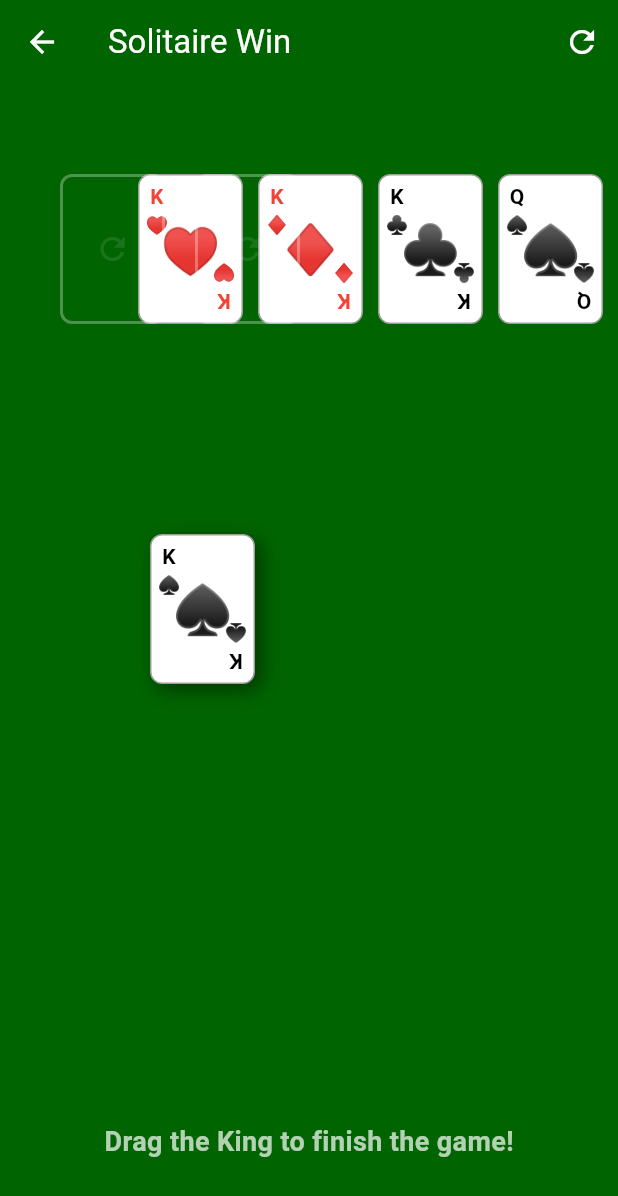
After one commit to could-ai/019ba0b8-baa3-7dbe-b1f1-19b15299509b, a Flutter app: the SolitaireWinGame screen opened by its route, on a phone screen of 412 x 824 dp. The commit adds this screen. Shown: the top 1196 px of the screen. Run offline on Flutter 3.47's test engine with Material 3 defaults, Android fonts, the phone set to English and light mode, and no system bars.

Commit message:
Created SolitaireWinGame with a pre-set winning scenario. Implemented drag-and-drop mechanics for the final card and a custom painter for the classic bouncing card winning animation.; Added Solitaire Win game route and menu card to main.dart.

```diff
--- /dev/null
+++ b/usr/lib/games/solitaire_win_game.dart
@@ -0,0 +1,423 @@
+import 'dart:async';
+import 'dart:math';
+import 'dart:ui' as ui;
+import 'package:flutter/material.dart';
+
+class SolitaireWinGame extends StatefulWidget {
+  const SolitaireWinGame({super.key});
+
+  @override
+  State<SolitaireWinGame> createState() => _SolitaireWinGameState();
+}
+
+class _SolitaireWinGameState extends State<SolitaireWinGame> with TickerProviderStateMixin {
+  // Game State
+  bool isWon = false;
+  bool isDragging = false;
+
+  // The final card (King of Spades)
+  Offset kingPosition = const Offset(100, 300); // Initial position on tableau
+  final Offset targetPosition = const Offset(280, 50); // Approximate position of 4th foundation
+
+  // Animation
+  late Ticker _ticker;
+  List<BouncingCard> bouncingCards = [];
+  int cardSpawnIndex = 0; // 0 to 51 (or however many we spawn)
+  double timeSinceLastSpawn = 0;
+
+  // Card dimensions
+  static const double cardWidth = 70;
+  static const double cardHeight = 100;
+
+  @override
+  void initState() {
+    super.initState();
+    _ticker = createTicker(_onTick);
+  }
+
+  @override
+  void dispose() {
+    _ticker.dispose();
+    super.dispose();
+  }
+
+  void _onTick(Duration elapsed) {
+    if (!isWon) return;
+
+    setState(() {
+      // 1. Spawn new cards periodically
+      // We want to spawn from the 4 foundation piles in sequence or random
+      // Let's spawn one every few frames
+      timeSinceLastSpawn += 1;
+      if (timeSinceLastSpawn > 5 && cardSpawnIndex < 52) { // Spawn limit
+        timeSinceLastSpawn = 0;
+        _spawnBouncingCard();
+        cardSpawnIndex++;
+      }
+
+      // 2. Update physics for all existing cards
+      for (var card in bouncingCards) {
+        card.update(MediaQuery.of(context).size);
+      }
+
+      // Remove cards that have settled or gone off screen (optional, but keeps performance up)
+      // bouncingCards.removeWhere((c) => c.x > MediaQuery.of(context).size.width + 100);
+    });
+  }
+
+  void _spawnBouncingCard() {
+    // Cycle through the 4 foundation positions
+    // Let's assume 4 piles at top right
+    // We'll approximate their positions based on screen width
+    double screenWidth = MediaQuery.of(context).size.width;
+    double startX = screenWidth - 50 - (cardSpawnIndex % 4) * (cardWidth + 10);
+    double startY = 60; // Top area
+
+    // Random velocity
+    Random rng = Random();
+    double vx = (rng.nextDouble() * 10 - 5); // -5 to 5 horizontal
+    if (vx.abs() < 2) vx = vx < 0 ? -3 : 3; // Ensure some horizontal movement
+
+    // Initial jump
+    double vy = - (rng.nextDouble() * 5 + 5); // Upward burst
+
+    // Card Visuals
+    // Cycle suits and ranks just for visuals
+    int suit = cardSpawnIndex % 4;
+    int rank = 13 - (cardSpawnIndex ~/ 4); // Count down kings to aces roughly
+    if (rank < 1) rank = 1;
+
+    bouncingCards.add(BouncingCard(
+      x: startX,
+      y: startY,
+      vx: vx,
+      vy: vy,
+      suit: suit,
+      rank: rank,
+    ));
+  }
+
+  void _checkWinCondition() {
+    // Simple distance check
+    double dx = kingPosition.dx - targetPosition.dx;
+    double dy = kingPosition.dy - targetPosition.dy;
+    double distance = sqrt(dx*dx + dy*dy);
+
+    if (distance < 50) {
+      // Snap to target
+      setState(() {
+        kingPosition = targetPosition;
+        isWon = true;
+      });
+      _ticker.start();
+    } else {
+      // Reset to initial if dropped elsewhere
+      setState(() {
+        kingPosition = const Offset(100, 300);
+      });
+    }
+  }
+
+  @override
+  Widget build(BuildContext context) {
+    Size size = MediaQuery.of(context).size;
+
+    // Calculate foundation positions dynamically
+    double foundationY = 60;
+    double spacing = 10;
+    // 4 piles on the right
+    List<Offset> foundations = [];
+    for(int i=0; i<4; i++) {
+      foundations.add(Offset(size.width - (cardWidth + spacing) * (4-i), foundationY));
+    }
+    // Update target to the last one (Spades)
+    // Actually let's make the last one the target
+    Offset finalFoundation = foundations[3];
+
+    return Scaffold(
+      backgroundColor: const Color(0xFF006400), // Classic Green
+      appBar: AppBar(
+        title: const Text('Solitaire Win'),
+        backgroundColor: Colors.transparent,
+        elevation: 0,
+        foregroundColor: Colors.white,
+        actions: [
+          IconButton(
+            icon: const Icon(Icons.refresh),
+            onPressed: () {
+              setState(() {
+                isWon = false;
+                _ticker.stop();
+                bouncingCards.clear();
+                cardSpawnIndex = 0;
+                kingPosition = const Offset(40, 300); // Reset position
+              });
+            },
+          )
+        ],
+      ),
+      body: Stack(
+        children: [
+          // 1. Foundations (Background)
+          ...List.generate(3, (index) {
+            return Positioned(
+              left: foundations[index].dx,
+              top: foundations[index].dy,
+              child: _buildCardWidget(13, index, false), // Kings of Hearts, Diamonds, Clubs
+            );
+          }),
+          // The empty/target slot (Queen of Spades underneath)
+          Positioned(
+            left: finalFoundation.dx,
+            top: finalFoundation.dy,
+            child: _buildCardWidget(12, 3, false), // Queen of Spades
+          ),
+
+          // 2. Tableau / Other piles (Decoration)
+          Positioned(
+            left: 40,
+            top: 60,
+            child: _buildEmptySlot(), // Deck pile
+          ),
+           Positioned(
+            left: 130,
+            top: 60,
+            child: _buildEmptySlot(), // Discard pile
+          ),
+
+          // 3. The Bouncing Cards (Animation Layer)
+          if (isWon)
+            CustomPaint(
+              size: Size.infinite,
+              painter: BouncingCardsPainter(bouncingCards),
+            ),
+
+          // 4. The Draggable King (Interactive)
+          if (!isWon)
+            Positioned(
+              left: kingPosition.dx,
+              top: kingPosition.dy,
+              child: GestureDetector(
+                onPanUpdate: (details) {
+                  setState(() {
+                    kingPosition += details.delta;
+                  });
+                },
+                onPanEnd: (details) {
+                  // Check if close to the final foundation
+                  double dx = kingPosition.dx - finalFoundation.dx;
+                  double dy = kingPosition.dy - finalFoundation.dy;
+                  if (sqrt(dx*dx + dy*dy) < 60) {
+                    setState(() {
+                      kingPosition = finalFoundation;
+                      isWon = true;
+                    });
+                    _ticker.start();
+                  } else {
+                    // Snap back
+                     setState(() {
+                      kingPosition = const Offset(40, 300);
+                    });
+                  }
+                },
+                child: _buildCardWidget(13, 3, true), // King of Spades
+              ),
+            ),
+
+          // Instructions
+          if (!isWon)
+            const Positioned(
+              bottom: 50,
+              left: 0,
+              right: 0,
+              child: Center(
+                child: Text(
+                  "Drag the King to finish the game!",
+                  style: TextStyle(color: Colors.white70, fontSize: 18, fontWeight: FontWeight.bold),
+                ),
+              ),
+            )
+        ],
+      ),
+    );
+  }
+
+  Widget _buildCardWidget(int rank, int suit, bool shadow) {
+    // Suit: 0=Hearts, 1=Diamonds, 2=Clubs, 3=Spades
+    Color color = (suit == 0 || suit == 1) ? Colors.red : Colors.black;
+    String suitSymbol = ['♥', '♦', '♣', '♠'][suit];
+    String rankStr = _getRankString(rank);
+
+    return Container(
+      width: cardWidth,
+      height: cardHeight,
+      decoration: BoxDecoration(
+        color: Colors.white,
+        borderRadius: BorderRadius.circular(8),
+        border: Border.all(color: Colors.grey),
+        boxShadow: shadow ? [const BoxShadow(color: Colors.black45, blurRadius: 10, offset: Offset(4,4))] : [],
+      ),
+      child: Stack(
+        children: [
+          // Top Left
+          Positioned(
+            left: 4,
+            top: 4,
+            child: Column(
+              children: [
+                Text(rankStr, style: TextStyle(color: color, fontWeight: FontWeight.bold, fontSize: 14)),
+                Text(suitSymbol, style: TextStyle(color: color, fontSize: 12)),
+              ],
+            ),
+          ),
+          // Center Big
+          Center(
+            child: Text(suitSymbol, style: TextStyle(color: color, fontSize: 32)),
+          ),
+          // Bottom Right (Rotated)
+          Positioned(
+            right: 4,
+            bottom: 4,
+            child: Transform.rotate(
+              angle: pi,
+              child: Column(
+                children: [
+                  Text(rankStr, style: TextStyle(color: color, fontWeight: FontWeight.bold, fontSize: 14)),
+                  Text(suitSymbol, style: TextStyle(color: color, fontSize: 12)),
+                ],
+              ),
+            ),
+          ),
+        ],
+      ),
+    );
+  }
+
+  Widget _buildEmptySlot() {
+    return Container(
+      width: cardWidth,
+      height: cardHeight,
+      decoration: BoxDecoration(
+        border: Border.all(color: Colors.white30, width: 2),
+        borderRadius: BorderRadius.circular(8),
+      ),
+      child: const Center(
+        child: Icon(Icons.refresh, color: Colors.white10),
+      ),
+    );
+  }
+
+  String _getRankString(int rank) {
+    switch (rank) {
+      case 1: return 'A';
+      case 11: return 'J';
+      case 12: return 'Q';
+      case 13: return 'K';
+      default: return rank.toString();
+    }
+  }
+}
+
+class BouncingCard {
+  double x;
+  double y;
+  double vx;
+  double vy;
+  int suit;
+  int rank;
+
+  BouncingCard({
+    required this.x,
+    required this.y,
+    required this.vx,
+    required this.vy,
+    required this.suit,
+    required this.rank,
+  });
+
+  void update(Size screenSize) {
+    x += vx;
+    y += vy;
+    vy += 0.5; // Gravity
+
+    // Floor bounce
+    if (y + 100 > screenSize.height) { // 100 is approx card height
+      y = screenSize.height - 100;
+      vy = -vy * 0.85; // Bounce with energy loss
+    }
+
+    // Optional: Wall bounce
+    // if (x < 0 || x + 70 > screenSize.width) vx = -vx;
+  }
+}
+
+class BouncingCardsPainter extends CustomPainter {
+  final List<BouncingCard> cards;
+
+  BouncingCardsPainter(this.cards);
+
+  @override
+  void paint(Canvas canvas, Size size) {
+    for (var card in cards) {
+      _drawCard(canvas, card);
+    }
+  }
+
+  void _drawCard(Canvas canvas, BouncingCard card) {
+    final paint = Paint()
+      ..color = Colors.white
+      ..style = PaintingStyle.fill;
+
+    final borderPaint = Paint()
+      ..color = Colors.grey
+      ..style = PaintingStyle.stroke
+      ..strokeWidth = 1;
+
+    final rect = Rect.fromLTWH(card.x, card.y, 70, 100);
+
+    // Draw Card Body
+    canvas.drawRRect(RRect.fromRectAndRadius(rect, const Radius.circular(8)), paint);
+    canvas.drawRRect(RRect.fromRectAndRadius(rect, const Radius.circular(8)), borderPaint);
+
+    // Draw Content
+    _drawCardContent(canvas, card.x, card.y, card.rank, card.suit);
+  }
+
+  void _drawCardContent(Canvas canvas, double x, double y, int rank, int suit) {
+    Color color = (suit == 0 || suit == 1) ? Colors.red : Colors.black;
+    String suitSymbol = ['♥', '♦', '♣', '♠'][suit];
+    String rankStr = _getRankString(rank);
+
+    final textStyle = TextStyle(color: color, fontSize: 14, fontWeight: FontWeight.bold);
+    final symbolStyle = TextStyle(color: color, fontSize: 12);
+    final centerStyle = TextStyle(color: color, fontSize: 32);
+
+    // Helper for text painting
+    void drawText(String text, double dx, double dy, TextStyle style) {
+      final span = TextSpan(text: text, style: style);
+      final tp = TextPainter(text: span, textDirection: TextDirection.ltr);
+      tp.layout();
+      tp.paint(canvas, Offset(x + dx, y + dy));
+    }
+
+    // Top Left
+    drawText(rankStr, 5, 5, textStyle);
+    drawText(suitSymbol, 5, 20, symbolStyle);
+
+    // Center
+    drawText(suitSymbol, 20, 30, centerStyle); // Rough centering
+  }
+
+  String _getRankString(int rank) {
+    switch (rank) {
+      case 1: return 'A';
+      case 11: return 'J';
+      case 12: return 'Q';
+      case 13: return 'K';
+      default: return rank.toString();
+    }
+  }
+
+  @override
+  bool shouldRepaint(covariant BouncingCardsPainter oldDelegate) => true;
+}
--- a/usr/lib/main.dart
+++ b/usr/lib/main.dart
@@ -1,5 +1,6 @@
 import 'package:flutter/material.dart';
 import 'games/tetris_clear_game.dart';
+import 'games/solitaire_win_game.dart';
 
 void main() {
   runApp(const MyApp());
@@ -21,6 +22,7 @@ class MyApp extends StatelessWidget {
       routes: {
         '/': (context) => const MyHomePage(title: 'Satisfying Moments'),
         '/tetris_clear': (context) => const TetrisClearGame(),
+        '/solitaire_win': (context) => const SolitaireWinGame(),
       },
     );
   }
@@ -44,14 +46,17 @@ class _MyHomePageState extends State<MyHomePage> {
         title: Text(widget.title),
       ),
       body: Center(
+        child: SingleChildScrollView(
           child: Column(
             mainAxisAlignment: MainAxisAlignment.center,
             children: <Widget>[
-            const Text(
+              const Padding(
+                padding: EdgeInsets.all(16.0),
+                child: Text(
                   'Choose a Game:',
                   style: TextStyle(fontSize: 20, fontWeight: FontWeight.bold),
                 ),
-            const SizedBox(height: 20),
+              ),
               _buildGameCard(
                 context,
                 'Tetris Clear',
@@ -59,7 +64,15 @@ class _MyHomePageState extends State<MyHomePage> {
                 Icons.grid_on,
                 '/tetris_clear',
               ),
+              _buildGameCard(
+                context,
+                'Solitaire Win',
+                'Experience the classic bouncing cards winning moment.',
+                Icons.style, // Cards icon
+                '/solitaire_win',
+              ),
             ],
+          ),
         ),
       ),
     );
```
Lines whose indentation alone changed are shown as unchanged.
